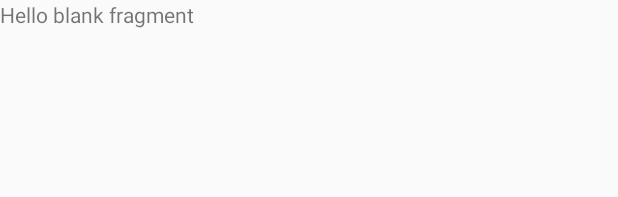
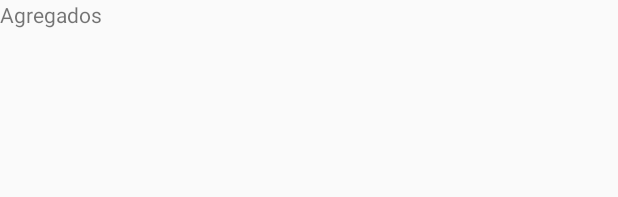
Before and after one commit to miguelwolf/logeasy, an Android app: the layout fragment_agregados.xml on its own in the app's theme, with its tools: preview values and no code run, on a phone screen of 412 x 824 dp. Shown: the top 197 px of the screen. Run offline under Robolectric (Android 15) with nearby library versions, the phone set to English and light mode, and no system bars.

Commit message:
Alterado textos de exibição dos fragments

```diff
--- a/app/src/main/res/layout/fragment_agregados.xml
+++ b/app/src/main/res/layout/fragment_agregados.xml
@@ -8,6 +8,6 @@
     <TextView
         android:layout_width="match_parent"
         android:layout_height="match_parent"
-        android:text="@string/hello_blank_fragment" />
+        android:text="Agregados" />
 
 </FrameLayout>
--- a/app/src/main/res/layout/fragment_inicio.xml
+++ b/app/src/main/res/layout/fragment_inicio.xml
@@ -8,6 +8,6 @@
     <TextView
         android:layout_width="match_parent"
         android:layout_height="match_parent"
-        android:text="@string/hello_blank_fragment" />
+        android:text="inicio" />
 
 </FrameLayout>
--- a/app/src/main/res/layout/fragment_opcoes.xml
+++ b/app/src/main/res/layout/fragment_opcoes.xml
@@ -8,6 +8,6 @@
     <TextView
         android:layout_width="match_parent"
         android:layout_height="match_parent"
-        android:text="@string/hello_blank_fragment" />
+        android:text="Opções" />
 
 </FrameLayout>
--- a/app/src/main/res/layout/fragment_pesquisar.xml
+++ b/app/src/main/res/layout/fragment_pesquisar.xml
@@ -8,6 +8,6 @@
     <TextView
         android:layout_width="match_parent"
         android:layout_height="match_parent"
-        android:text="@string/hello_blank_fragment" />
+        android:text="pesquisar" />
 
 </FrameLayout>
--- a/app/src/main/res/layout/fragment_tarefas.xml
+++ b/app/src/main/res/layout/fragment_tarefas.xml
@@ -8,6 +8,6 @@
     <TextView
         android:layout_width="match_parent"
         android:layout_height="match_parent"
-        android:text="@string/hello_blank_fragment" />
+        android:text="tarefas" />
 
 </FrameLayout>
```
